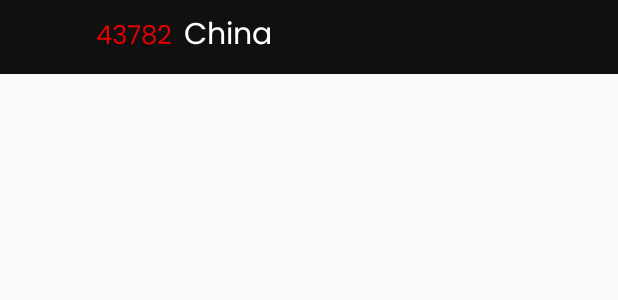
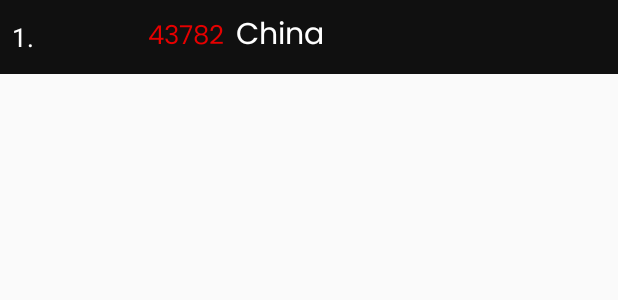
Before and after one commit to Viren-Patil/COVID-19-Tracker, an Android app: the layout item_list_covid_country.xml on its own in the app's theme, with its tools: preview values and no code run, on a phone screen of 412 x 824 dp. Shown: the top 300 px of the screen. Run offline under Robolectric (Android 15) with nearby library versions, the phone set to English and light mode, and no system bars; network calls fail.

Commit message:
Changed background on home and added serial numbers

```diff
--- a/app/src/main/java/com/example/covid_19tracker/ui/country/CovidCountry.java
+++ b/app/src/main/java/com/example/covid_19tracker/ui/country/CovidCountry.java
@@ -27,20 +27,8 @@ public class CovidCountry implements Parcelable {
         return mTodayCases;
     }
 
-    public int getmDeaths() {
-        return mDeaths;
-    }
-
     public String getmTodayDeaths() {
         return mTodayDeaths;
-    }
-
-    public int getmRecovered() {
-        return mRecovered;
-    }
-
-    public int getmActive() {
-        return mActive;
     }
 
     public String getmCritical() {
@@ -55,6 +43,18 @@ public class CovidCountry implements Parcelable {
         return mCases;
     }
 
+    public int getmDeaths() {
+        return mDeaths;
+    }
+
+    public int getmRecovered() {
+        return mRecovered;
+    }
+
+    public int getmActive() {
+        return mActive;
+    }
+
 
     @Override
     public int describeContents() {
@@ -65,25 +65,25 @@ public class CovidCountry implements Parcelable {
     public void writeToParcel(Parcel dest, int flags) {
         dest.writeString(this.mCovidCountry);
         dest.writeString(this.mTodayCases);
-        dest.writeInt(this.mDeaths);
         dest.writeString(this.mTodayDeaths);
-        dest.writeInt(this.mRecovered);
-        dest.writeInt(this.mActive);
         dest.writeString(this.mCritical);
         dest.writeString(this.mFlags);
         dest.writeInt(this.mCases);
+        dest.writeInt(this.mDeaths);
+        dest.writeInt(this.mRecovered);
+        dest.writeInt(this.mActive);
     }
 
     protected CovidCountry(Parcel in) {
         this.mCovidCountry = in.readString();
         this.mTodayCases = in.readString();
-        this.mDeaths = in.readInt();
         this.mTodayDeaths = in.readString();
-        this.mRecovered = in.readInt();
-        this.mActive = in.readInt();
         this.mCritical = in.readString();
         this.mFlags = in.readString();
         this.mCases = in.readInt();
+        this.mDeaths = in.readInt();
+        this.mRecovered = in.readInt();
+        this.mActive = in.readInt();
     }
 
     public static final Creator<CovidCountry> CREATOR = new Creator<CovidCountry>() {
--- a/app/src/main/java/com/example/covid_19tracker/ui/country/CovidCountryAdapter.java
+++ b/app/src/main/java/com/example/covid_19tracker/ui/country/CovidCountryAdapter.java
@@ -45,7 +45,7 @@ public class CovidCountryAdapter extends RecyclerView.Adapter<CovidCountryAdapte
         CovidCountry covidCountry = covidCountries.get(position);
         holder.tvTotalCases.setText(Integer.toString(covidCountry.getmCases()));
         holder.tvCountryName.setText(covidCountry.getmCovidCountry());
-
+        holder.tvSerialNo.setText(Integer.toString((position+1)));
 
         // Glide
         Glide.with(context)
@@ -60,13 +60,14 @@ public class CovidCountryAdapter extends RecyclerView.Adapter<CovidCountryAdapte
     }
 
     public class ViewHolder extends RecyclerView.ViewHolder {
-        TextView tvTotalCases, tvCountryName, tvSerial;
+        TextView tvTotalCases, tvCountryName, tvSerialNo;
         ImageView imgCountryFlag;
 
         public ViewHolder(@NonNull View itemView) {
             super(itemView);
             tvTotalCases = itemView.findViewById(R.id.tvTotalCases);
             tvCountryName = itemView.findViewById(R.id.tvCountryName);
+            tvSerialNo = itemView.findViewById(R.id.tvSerialNo);
             imgCountryFlag = itemView.findViewById(R.id.imgCountryFlag);
         }
     }
--- a/app/src/main/res/layout/activity_main.xml
+++ b/app/src/main/res/layout/activity_main.xml
@@ -2,7 +2,7 @@
 <RelativeLayout xmlns:android="http://schemas.android.com/apk/res/android"
     xmlns:app="http://schemas.android.com/apk/res-auto"
     android:id="@+id/container"
-    android:background="@drawable/gradient_bg"
+    android:background="@color/colorPrimary"
     android:layout_width="match_parent"
     android:layout_height="match_parent">
 
--- a/app/src/main/res/layout/fragment_home.xml
+++ b/app/src/main/res/layout/fragment_home.xml
@@ -4,7 +4,7 @@
     xmlns:tools="http://schemas.android.com/tools"
     android:layout_width="match_parent"
     android:layout_height="match_parent"
-    android:background="@drawable/gradient_bg"
+    android:background="@color/colorPrimary"
     tools:context=".ui.home.HomeFragment">
 
     <LinearLayout
--- a/app/src/main/res/layout/item_list_covid_country.xml
+++ b/app/src/main/res/layout/item_list_covid_country.xml
@@ -1,42 +1,61 @@
 <?xml version="1.0" encoding="utf-8"?>
 <RelativeLayout xmlns:android="http://schemas.android.com/apk/res/android"
+    xmlns:tools="http://schemas.android.com/tools"
     android:layout_width="match_parent"
-    xmlns:tools="http://schemas.android.com/tools"
-    android:padding="8dp"
+    android:layout_height="wrap_content"
     android:background="@color/colorPrimary"
-    android:layout_height="wrap_content">
+    android:padding="8dp">
 
     <LinearLayout
-        android:orientation="horizontal"
         android:layout_width="wrap_content"
-        android:layout_height="wrap_content">
+        android:layout_height="wrap_content"
+        android:orientation="horizontal">
+
+
+        <TextView
+            android:layout_gravity="center"
+            android:id="@+id/tvSerialNo"
+            android:layout_width="wrap_content"
+            android:layout_height="wrap_content"
+            android:textColor="#fff"
+            android:textSize="17sp"
+            tools:text="1" />
+
+        <TextView
+            android:layout_gravity="center"
+            android:layout_width="wrap_content"
+            android:layout_height="wrap_content"
+            android:layout_marginRight="20dp"
+            android:text="."
+            android:textColor="#fff"
+            android:textSize="17sp" />
 
 
         <ImageView
             android:id="@+id/imgCountryFlag"
-            android:layout_gravity="center"
             android:layout_width="48dp"
-            android:layout_height="32dp"/>
+            android:layout_height="32dp"
+            android:layout_gravity="center" />
 
         <TextView
             android:id="@+id/tvTotalCases"
             style="@style/LabelFontStyle"
-            android:layout_marginLeft="8dp"
             android:layout_width="wrap_content"
             android:layout_height="wrap_content"
-            tools:text="43782"
+            android:layout_marginLeft="8dp"
+            android:textColor="@color/colorTotalConfirmed"
             android:textSize="17sp"
-            android:textColor="@color/colorTotalConfirmed"/>
+            tools:text="43782" />
 
         <TextView
             android:id="@+id/tvCountryName"
             style="@style/LabelFontStyle"
             android:layout_width="wrap_content"
             android:layout_height="wrap_content"
-            tools:text="China"
             android:layout_marginLeft="8dp"
+            android:textColor="#fff"
             android:textSize="20sp"
-            android:textColor="#fff"/>
+            tools:text="China" />
 
     </LinearLayout>
 
```
